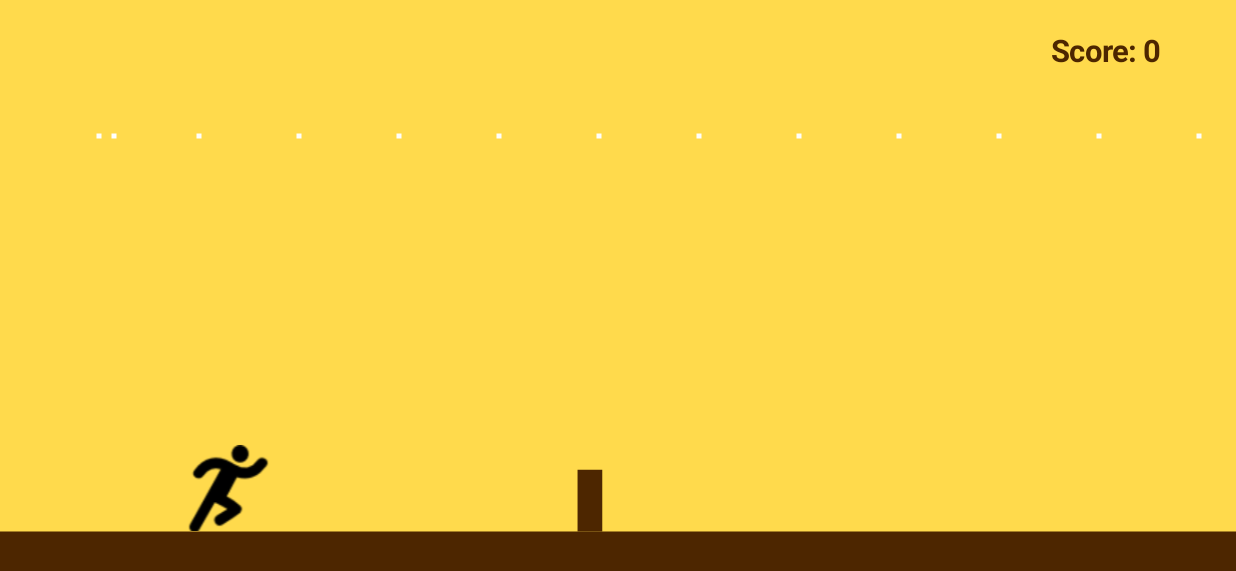
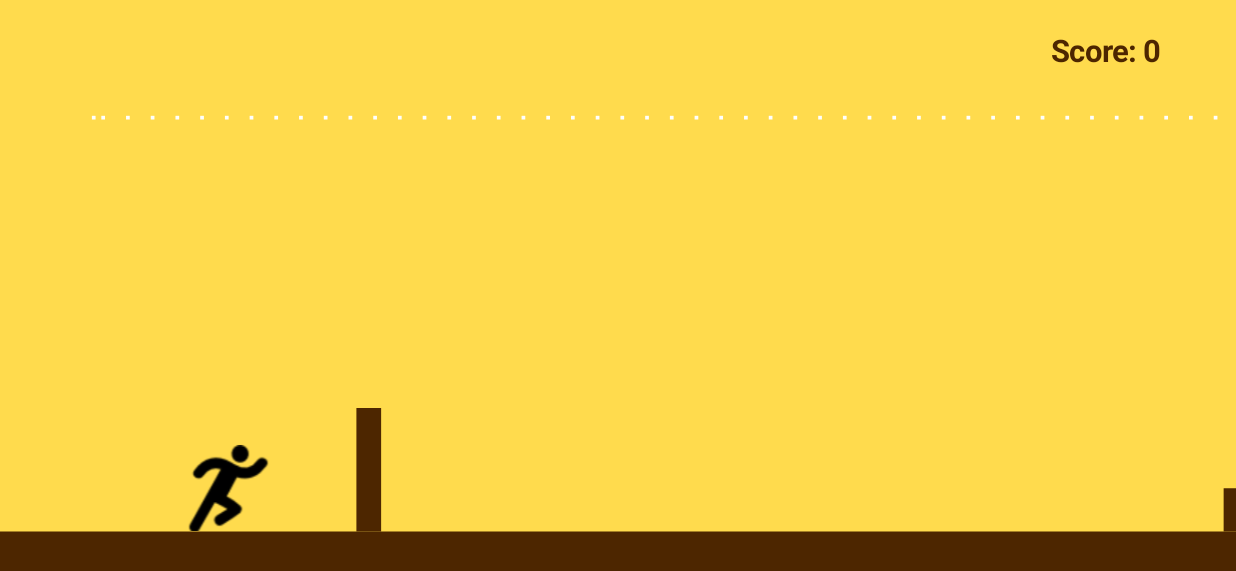
Before and after one commit to MinhDuc1997/runningman, an Android app: the screen it shows after launch (InGameActivity), after a tap on "TAP TO PLAY", on a phone screen of 824 x 412 dp (held sideways). Shown: the top 571 px of the screen. Run offline under Robolectric (Android 15) with nearby library versions, the phone set to English and light mode, and no system bars.

Commit message:
First commit

```diff
--- a/app/src/main/java/com/example/duc25/land/background.kt
+++ b/app/src/main/java/com/example/duc25/land/background.kt
@@ -18,11 +18,13 @@ class background {
                 ArgbEvaluator(),
                 ContextCompat.getColor(context, R.color.colorORange_2),
                 ContextCompat.getColor(context, R.color.colorOrange),
-                ContextCompat.getColor(context, R.color.colorAccent))
+                ContextCompat.getColor(context, R.color.colorAccent),
+                ContextCompat.getColor(context, R.color.colorMe),
+                ContextCompat.getColor(context, R.color.colorGreen1))
 
         objectAnimation.repeatMode = ValueAnimator.REVERSE
         objectAnimation.repeatCount = 1000000
-        objectAnimation.duration = 30000
+        objectAnimation.duration = 70000
         objectAnimation.start()
     }
 
--- a/app/src/main/java/com/example/duc25/land/land.kt
+++ b/app/src/main/java/com/example/duc25/land/land.kt
@@ -15,12 +15,12 @@ class Land(context: Context, var screenW: Float, var screenH: Float): View(conte
     val paint = Paint(Paint.ANTI_ALIAS_FLAG)//pass param khử răng cưa
     var random = Random()
     var nearArray = arrayOf<Float>(screenW, screenW)
-    var randArray = arrayOf<Float>(random(60F, 80F), random(60F, 80F))
+    var randArray = arrayOf<Float>(random(65F, 80F), random(65F, 80F))
     val valueAnimation = ValueAnimator.ofFloat(nearArray[0], 0F)//giam tu trai qua phai
     val valueAnimation1 = ValueAnimator.ofFloat(nearArray[1], 0F)
     var checkMove = arrayOf<Int>(1, 1)
     var makeCol = 0
-    var time: Long = 2200
+    var time: Long = 0
 
     override fun onDraw(canvas: Canvas){
         drawLand(canvas)
@@ -28,7 +28,7 @@ class Land(context: Context, var screenW: Float, var screenH: Float): View(conte
         if(checkMove[0] == 1){
             moveCollum(1)
         }
-        if(nearArray[0] < random(screenW*0.4F, screenW*0.5F)) {
+        if(nearArray[0] < random(screenW*0.47F, screenW*0.5F)) {
             makeCol = 1
         }
         if(makeCol == 1){
@@ -68,6 +68,7 @@ class Land(context: Context, var screenW: Float, var screenH: Float): View(conte
                     checkMove[0] = 1
                     randArray[0] = random(60F, 80F)
                     nearArray[0] = screenW
+                    valueAnimation.cancel()
                     postInvalidateOnAnimation()
                 }
             }
@@ -85,6 +86,7 @@ class Land(context: Context, var screenW: Float, var screenH: Float): View(conte
                     checkMove[1] = 1
                     randArray[1] = random(60F, 80F)
                     nearArray[1] = screenW
+                    valueAnimation1.cancel()
                     postInvalidateOnAnimation()
                 }
             }
--- a/app/src/main/java/com/example/duc25/land/star.kt
+++ b/app/src/main/java/com/example/duc25/land/star.kt
@@ -33,11 +33,11 @@ class Star(context: Context, var screenW: Float, var screenH: Float, var XX: Flo
 
     fun drawStar(canvas: Canvas){
         paint.setARGB(255, 254, 255, 253)
-        paint.setStrokeWidth(5f)//set độ dày
-        for(i in (screenH*0.3F).toInt() downTo 0 ) {
+        paint.setStrokeWidth(screenW*0.003F)//set độ dày
+        for(i in (screenH*0.32F).toInt() downTo 0 ) {
             if(i%200 == 0){
                 //canvas.drawLine(i.toFloat(), rainY, i.toFloat(), rainY+(screenH*0.015F), paint)
-                canvas.drawPoint(starX+rand1, i.toFloat()+rand , paint)
+                canvas.drawPoint(starX + (screenW * (rand1 * 0.005F)), i.toFloat() + (screenW * (rand * 0.0007F)), paint)
             }
         }
     }
@@ -52,12 +52,12 @@ class Star(context: Context, var screenW: Float, var screenH: Float, var XX: Flo
             }
             else{
                 check = 1
-                starX = XX
+                starX = screenW
                 valueAnimation.cancel()
                 postInvalidateOnAnimation()
             }
         }
-        valueAnimation.duration = (XX/0.1).toLong()
+        valueAnimation.duration = (XX/0.05).toLong()
         valueAnimation.interpolator = LinearInterpolator()
         valueAnimation.start()
     }
--- a/app/src/main/java/com/example/duc25/runningman/InGameActivity.kt
+++ b/app/src/main/java/com/example/duc25/runningman/InGameActivity.kt
@@ -8,6 +8,7 @@ import android.os.Bundle
 import android.support.v7.app.AppCompatActivity
 import android.view.View
 import android.view.WindowManager
+import android.widget.Toast
 import com.example.duc25.audio.audioGame
 import kotlinx.android.synthetic.main.activity_in_game.*
 import kotlinx.android.synthetic.main.activity_main.*
@@ -22,6 +23,7 @@ class InGameActivity : AppCompatActivity() {
     var textGame: textGame? = null
     var game_Over = 0
     var Audio: audioGame? = null
+    var level = ""
 
     override fun onCreate(savedInstanceState: Bundle?) {
         super.onCreate(savedInstanceState)
@@ -31,6 +33,8 @@ class InGameActivity : AppCompatActivity() {
 
         val screenW:Float = getWidthHeigh("width")
         val screenH:Float = getWidthHeigh("height")
+        level = intent.getStringExtra("level")
+
 
         /*--Background--*/
         val Background = background()
@@ -40,17 +44,29 @@ class InGameActivity : AppCompatActivity() {
         Audio!!.backgroundAudio()
         //Audio!!.audioGOver.stop()
         /*--Star--*/
-        var j = 0
-        for(i in 0 until 50){
-            j += 100
-            Star[i] = Star(this, screenW, screenH, 0F+j)
+        var j:Float = 0F
+        for(i in 0 until 100){
+            Star[i] = Star(this, screenW, screenH, 0F+(screenW*j))
             GamePlay.addView(Star[i])
+            j += 0.02F
         }
         /* --Man--*/
         Man = Man(this, screenW, screenH)
+        when(level){
+            "easy" -> Man!!.time = (screenH*0.3F/((screenH*0.3F)*0.003F)).toLong()
+            "medium" -> Man!!.time = (screenH*0.3F/((screenH*0.3F)*0.0043F)).toLong()
+            "hard" -> Man!!.time = (screenH*0.3F/((screenH*0.3F)*0.0047F)).toLong()
+            else -> Man!!.time = (screenH*0.3F/((screenH*0.3F)*0.0043F)).toLong()
+        }
         GamePlay.addView(Man)
         /* --Land--*/
         Land = Land(this, screenW, screenH)
+        when(level){
+            "easy" -> Land!!.time = (screenW/(screenW*0.00041F)).toLong()
+            "medium" -> Land!!.time = (screenW/(screenW*0.00061F)).toLong()
+            "hard" -> Land!!.time = (screenW/(screenW*0.00076F)).toLong()
+            else -> Land!!.time = (screenW/(screenW*0.00061F)).toLong()
+        }
         GamePlay.addView(Land)
         /*--textGame*/
         textGame = textGame(this, screenW, screenH)
@@ -139,6 +155,7 @@ class InGameActivity : AppCompatActivity() {
                 }
                 val intent = Intent(this@InGameActivity, GameOverActivity::class.java)
                 intent.putExtra("score", textGame!!.getScore().toString())
+                intent.putExtra("level", "$level")
                 finish()
                 startActivity(intent)
             }
--- a/app/src/main/java/com/example/duc25/runningman/MainActivity.kt
+++ b/app/src/main/java/com/example/duc25/runningman/MainActivity.kt
@@ -1,6 +1,7 @@
 package com.example.duc25.runningman
 
 import android.content.Intent
+import android.graphics.Color
 import android.graphics.Point
 import android.os.Bundle
 import android.support.v7.app.AppCompatActivity
@@ -20,12 +21,42 @@ class MainActivity : AppCompatActivity() {
         val screenH:Float = getWidthHeigh("height")
 
         val startGame = startGame(this, screenW, screenH)
-        val button = startGame.drawButton()
-        start.addView(button)
+        val buttonPlayGame = startGame.drawButtonPlayGame()
+        val buttonEasy = startGame.drawButtonEasy()
+        val buttonMedium = startGame.drawButtonMedium()
+        val buttonHard = startGame.drawButtonHard()
+        start.addView(buttonPlayGame)
+        start.addView(buttonEasy)
+        start.addView(buttonMedium)
+        start.addView(buttonHard)
         start.addView(startGame)
 
-        button.setOnClickListener(){
-            val intent = Intent(this@MainActivity,InGameActivity::class.java)
+        val intent = Intent(this@MainActivity,InGameActivity::class.java)
+        var level = ""
+
+        buttonEasy.setOnClickListener(){
+            buttonEasy.setTextColor(Color.GREEN)
+            buttonMedium.setTextColor(Color.BLACK)
+            buttonHard.setTextColor(Color.BLACK)
+            level = "easy"
+        }
+
+        buttonMedium.setOnClickListener(){
+            buttonEasy.setTextColor(Color.BLACK)
+            buttonMedium.setTextColor(Color.GREEN)
+            buttonHard.setTextColor(Color.BLACK)
+            level = "medium"
+        }
+
+        buttonHard.setOnClickListener(){
+            buttonEasy.setTextColor(Color.BLACK)
+            buttonMedium.setTextColor(Color.BLACK)
+            buttonHard.setTextColor(Color.GREEN)
+            level = "hard"
+        }
+
+        buttonPlayGame.setOnClickListener(){
+            intent.putExtra("level", "$level")
             startActivity(intent)
             finish()
         }
--- a/app/src/main/java/com/example/duc25/textgame/startGame.kt
+++ b/app/src/main/java/com/example/duc25/textgame/startGame.kt
@@ -18,16 +18,55 @@ class startGame(context: Context,var screenW: Float,var screenH: Float): View(co
         drawCopyRight(canvas)
     }
 
-    fun drawButton(): Button {
+    fun drawButtonPlayGame(): Button {
         val button = Button(context)
         button.text = "TAP TO PLAY"
-        button.textSize = screenW*0.01F
         button.width = (screenW*0.33).toInt()
         button.height = (screenH*0.15).toInt()
-        button.x = (screenW*0.5F) - (screenW*0.35F)/2F
-        button.y = screenH*0.5F - (screenH*0.15F)/2F
+        button.textSize = ((screenW*0.33).toInt())*0.03F
+        button.x = (screenW*0.5F) - (screenW*0.33F)/2F
+        button.y = screenH*0.55F - (screenH*0.15F)/2F
         button.setTextColor(Color.WHITE)
         button.setBackgroundColor(resources.getColor(R.color.colorOrange))
+        return button
+    }
+
+    fun drawButtonEasy(): Button {
+        val button = Button(context)
+        button.text = "Easy"
+        button.width = (screenW*0.2).toInt()
+        button.height = (screenH*0.01).toInt()
+        button.textSize = ((screenW*0.33).toInt())*0.025F
+        button.x = screenW*0.15F
+        button.y = screenH*0.3F
+        button.setTextColor(Color.BLACK)
+        button.setBackgroundColor(resources.getColor(R.color.colorWhite))
+        return button
+    }
+
+    fun drawButtonMedium(): Button {
+        val button = Button(context)
+        button.text = "Medium"
+        button.width = (screenW*0.2).toInt()
+        button.height = (screenH*0.01).toInt()
+        button.textSize = ((screenW*0.33).toInt())*0.025F
+        button.x = (screenW*0.5F) - (screenW*0.2F)/2F
+        button.y = screenH*0.3F
+        button.setTextColor(Color.GREEN)
+        button.setBackgroundColor(resources.getColor(R.color.colorWhite))
+        return button
+    }
+
+    fun drawButtonHard(): Button {
+        val button = Button(context)
+        button.text = "Hard"
+        button.width = (screenW*0.2).toInt()
+        button.height = (screenH*0.01).toInt()
+        button.textSize = ((screenW*0.33).toInt())*0.025F
+        button.x = screenW*0.85F - (screenW*0.2F)
+        button.y = screenH*0.3F
+        button.setTextColor(Color.BLACK)
+        button.setBackgroundColor(resources.getColor(R.color.colorWhite))
         return button
     }
 
--- a/app/src/main/res/values/colors.xml
+++ b/app/src/main/res/values/colors.xml
@@ -5,4 +5,7 @@
     <color name="colorAccent">#FF4081</color>
     <color name="colorOrange">#FB9c07</color>
     <color name="colorORange_2">#ffdb4d</color>
+    <color name="colorMe">#6e1d85</color>
+    <color name="colorGreen1">#43bd91</color>
+    <color name="colorWhite">#ffffff</color>
 </resources>
```
Also changed, not shown: app/src/main/java/com/example/duc25/man/man.kt (+7 -2 lines), app/src/main/java/com/example/duc25/runningman/GameOverActivity.kt (+12 -3 lines), app/src/main/java/com/example/duc25/textgame/gameOver.kt (+19 -6 lines).
